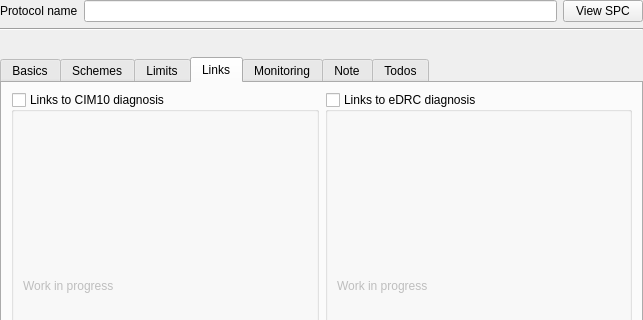
FreeHealth/freehealth, file plugins/drugsplugin/dosagedialog/mfDosageViewer.ui: the form before one commit; both pictures show x 0 to 643 and y 0 to 320 of the 643 by 473 pixel window.
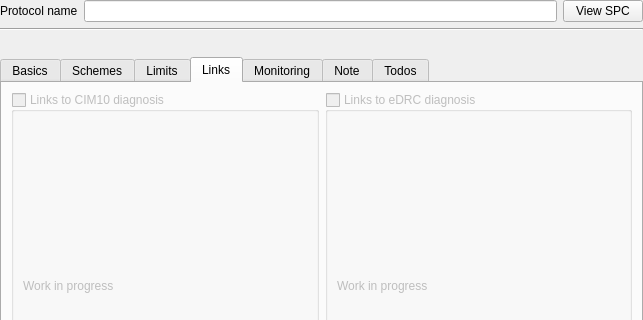
The form after the commit. The open tabs and pages were chosen to show the change. Custom widgets are drawn as their Qt base class.

Commit message: FreeDiams : - Adding some new shared translations - Adding a context menu on prescription view - changing 'Dosage' to 'Protocol'

Diff of the .ui file:
```diff
--- a/plugins/drugsplugin/dosagedialog/mfDosageViewer.ui
+++ b/plugins/drugsplugin/dosagedialog/mfDosageViewer.ui
@@ -83,6 +83,9 @@
    </item>
    <item row="3" column="0">
     <widget class="QTabWidget" name="tabWidget">
+     <property name="enabled">
+      <bool>true</bool>
+     </property>
      <property name="currentIndex">
       <number>0</number>
      </property>
@@ -929,6 +932,9 @@
       </layout>
      </widget>
      <widget class="QWidget" name="tabLinks">
+      <property name="enabled">
+       <bool>false</bool>
+      </property>
       <attribute name="title">
        <string>Links</string>
       </attribute>
```
Left out of the diff: 9 changed lines with no effect on the pictures. The commit also changes 17 other files.
